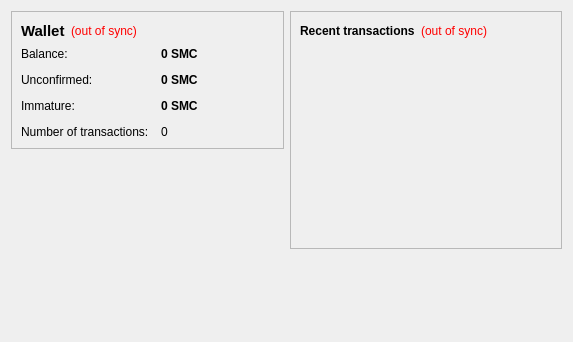
First picture: the form in src/qt/forms/overviewpage.ui, repository MahatmaJapa/TempleCoin, before the edit.
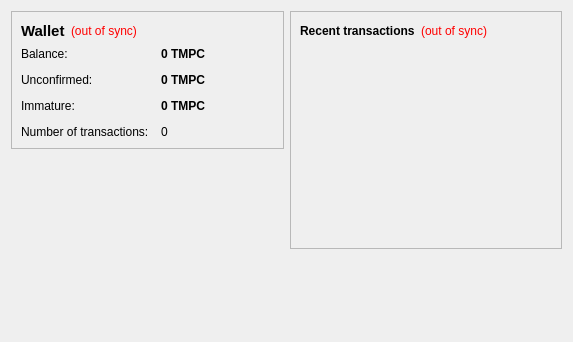
Second picture: the form after the edit.

Patch:
```diff
--- a/src/qt/forms/overviewpage.ui
+++ b/src/qt/forms/overviewpage.ui
@@ -105,7 +105,7 @@
              <string>Your current balance</string>
             </property>
             <property name="text">
-             <string notr="true">0 SMC</string>
+             <string notr="true">0 TMPC</string>
             </property>
             <property name="textInteractionFlags">
              <set>Qt::LinksAccessibleByMouse|Qt::TextSelectableByKeyboard|Qt::TextSelectableByMouse</set>
@@ -134,7 +134,7 @@
              <string>Total of transactions that have yet to be confirmed, and do not yet count toward the current balance</string>
             </property>
             <property name="text">
-             <string notr="true">0 SMC</string>
+             <string notr="true">0 TMPC</string>
             </property>
             <property name="textInteractionFlags">
              <set>Qt::LinksAccessibleByMouse|Qt::TextSelectableByKeyboard|Qt::TextSelectableByMouse</set>
@@ -177,7 +177,7 @@
              <string>Mined balance that has not yet matured</string>
             </property>
             <property name="text">
-             <string notr="true">0 SMC</string>
+             <string notr="true">0 TMPC</string>
             </property>
             <property name="textInteractionFlags">
              <set>Qt::LinksAccessibleByMouse|Qt::TextSelectableByKeyboard|Qt::TextSelectableByMouse</set>
```
Left out of the diff: 4 changed lines with no effect on the pictures.
